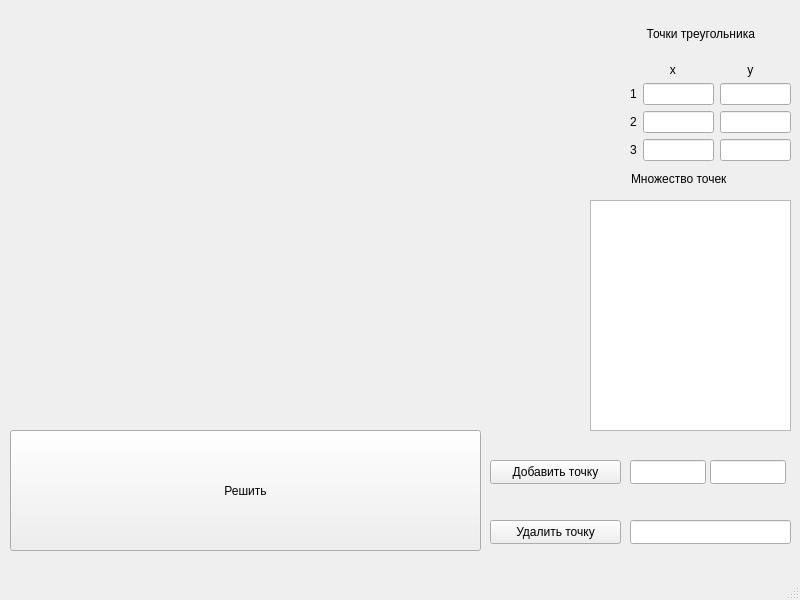
The window that lab_01/mainwindow.ui (paulnopaul/computer-graphics) describes before a commit, drawn with Qt 5.
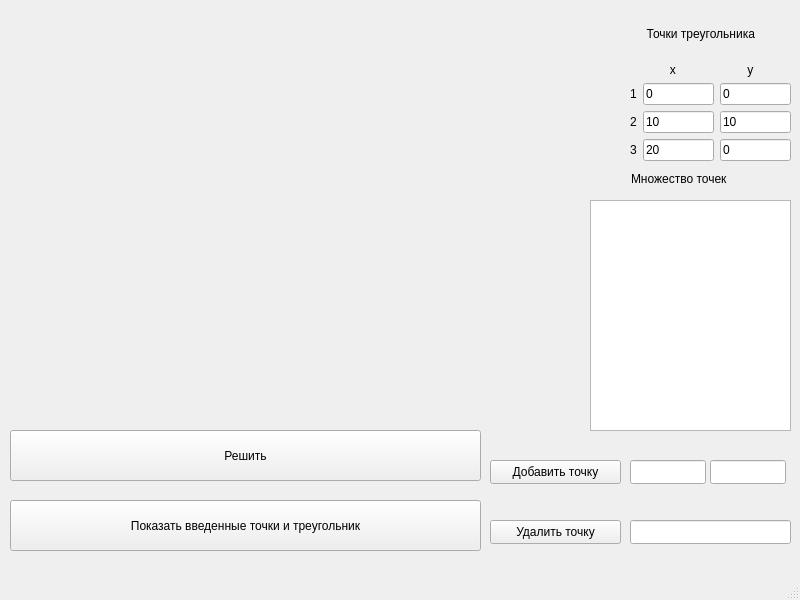
The same window after the commit. Custom widgets are drawn as their Qt base class.

Diff of the .ui file:
```diff
--- a/lab_01/mainwindow.ui
+++ b/lab_01/mainwindow.ui
@@ -20,7 +20,7 @@
       <x>10</x>
       <y>430</y>
       <width>471</width>
-      <height>121</height>
+      <height>51</height>
      </rect>
     </property>
     <property name="text">
@@ -151,10 +151,18 @@
             </widget>
            </item>
            <item>
-            <widget class="QLineEdit" name="fTriX"/>
+            <widget class="QLineEdit" name="fTriX">
+             <property name="text">
+              <string>0</string>
+             </property>
+            </widget>
            </item>
            <item>
-            <widget class="QLineEdit" name="fTriY"/>
+            <widget class="QLineEdit" name="fTriY">
+             <property name="text">
+              <string>0</string>
+             </property>
+            </widget>
            </item>
           </layout>
          </item>
@@ -168,10 +176,18 @@
             </widget>
            </item>
            <item>
-            <widget class="QLineEdit" name="sTriX"/>
+            <widget class="QLineEdit" name="sTriX">
+             <property name="text">
+              <string>10</string>
+             </property>
+            </widget>
            </item>
            <item>
-            <widget class="QLineEdit" name="sTriY"/>
+            <widget class="QLineEdit" name="sTriY">
+             <property name="text">
+              <string>10</string>
+             </property>
+            </widget>
            </item>
           </layout>
          </item>
@@ -185,10 +201,18 @@
             </widget>
            </item>
            <item>
-            <widget class="QLineEdit" name="tTriX"/>
+            <widget class="QLineEdit" name="tTriX">
+             <property name="text">
+              <string>20</string>
+             </property>
+            </widget>
            </item>
            <item>
-            <widget class="QLineEdit" name="tTriY"/>
+            <widget class="QLineEdit" name="tTriY">
+             <property name="text">
+              <string>0</string>
+             </property>
+            </widget>
            </item>
           </layout>
          </item>
@@ -221,6 +245,19 @@
      </rect>
     </property>
    </widget>
+   <widget class="QPushButton" name="showButton">
+    <property name="geometry">
+     <rect>
+      <x>10</x>
+      <y>500</y>
+      <width>471</width>
+      <height>51</height>
+     </rect>
+    </property>
+    <property name="text">
+     <string>Показать введенные точки и треугольник</string>
+    </property>
+   </widget>
   </widget>
   <widget class="QMenuBar" name="menubar">
    <property name="geometry">
```
Left out of the diff: 2 changed lines with no effect on the pictures.
